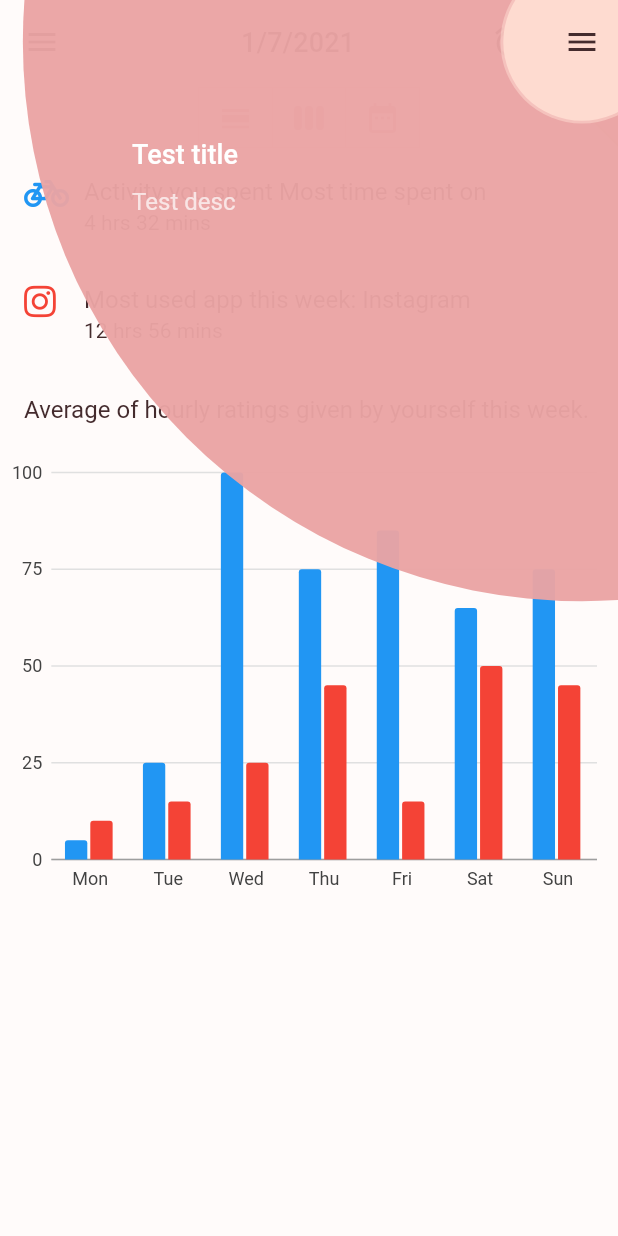
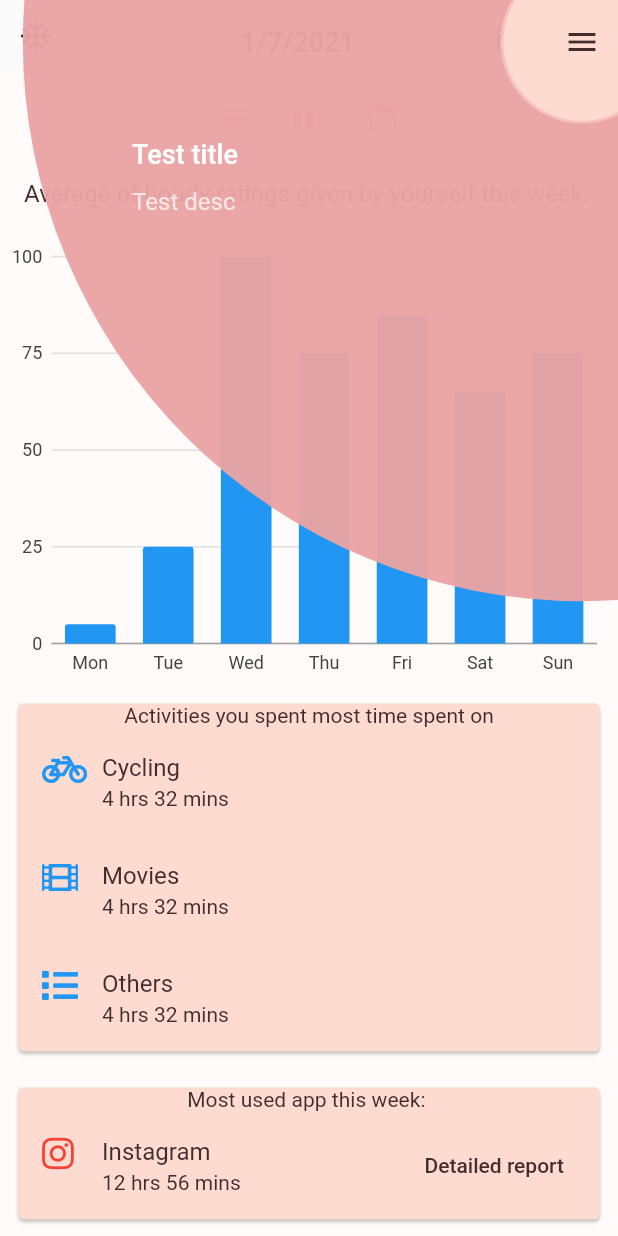
Before and after one commit to Birinder-Gill/rate_your_time_new, a Flutter app: the TestScreen screen opened directly, after a tap on "TRY", on a phone screen of 412 x 824 dp. Run offline on Flutter 3.47's test engine with Material 2 defaults, Android fonts, the phone set to English and light mode, and no system bars; our stand-ins replace charts_flutter, flutter_neumorphic, font_awesome_flutter, google_fonts, palette_generator; Roboto replaces fonts that are missing (Kanit).

Commit message:
11 -> (UI)

```diff
--- a/lib/home_screen.dart
+++ b/lib/home_screen.dart
@@ -1,10 +1,12 @@
 import 'dart:async';
+import 'dart:math';
 
 import 'package:flutter/cupertino.dart';
 import 'package:flutter/material.dart';
 import 'package:provider/provider.dart';
 import 'package:rate_your_time_new/alarms_screen.dart';
 import 'package:rate_your_time_new/hours_screens/day_view.dart';
+import 'package:rate_your_time_new/hours_screens/month_view.dart';
 import 'package:rate_your_time_new/hours_screens/week_view.dart';
 import 'package:rate_your_time_new/models/hours_model.dart';
 import 'package:rate_your_time_new/utils/constants.dart';
@@ -29,6 +31,8 @@ class _HomeScreenState extends State<HomeScreen>
   AnimationController _expandingController;
 
   bool firstDay = false;
+
+  int toggle =0;
 
   @override
   void restoreState(RestorationBucket oldBucket, bool initialRestore) {
@@ -89,7 +93,22 @@ class _HomeScreenState extends State<HomeScreen>
     model = Provider.of<HoursModel>(context);
     if (!model.loaded) model.getHours();
 
-    return backdrop();
+    return Stack(
+      children: [
+        backdrop(),
+        SafeArea(
+          child: Material(
+            child: IconButton(icon: Icon(Icons.ac_unit_sharp), onPressed: (){
+              if(toggle==3)toggle=1;
+              else toggle++;
+              setState(() {
+
+              });
+            }),
+          ),
+        )
+      ],
+    );
 
   }
 
@@ -106,14 +125,14 @@ class _HomeScreenState extends State<HomeScreen>
     pushTo(context, AlarmsScreen());
   }
 
-  backdrop() {
+  Widget backdrop() {
     final theme = Theme.of(context);
     return PageStatus(
       cartController: _controller,
       menuController: _expandingController,
       child: Backdrop(
           pickDate: pickDate,
-          frontLayer:true?WeekViewScreen() : DayViewScreen(model.hours, model.average, this.firstDay),
+          frontLayer:toggle==1?MonthView() :toggle==2? DayViewScreen(model.hours, model.average, this.firstDay):WeekViewScreen(),
           backLayer: Container(
             height: double.infinity,
             color: theme.primaryColor,
--- a/lib/hours_screens/week_view.dart
+++ b/lib/hours_screens/week_view.dart
@@ -14,23 +14,57 @@ class _WeekViewScreenState extends State<WeekViewScreen> {
       body: SingleChildScrollView(
         child: Column(
           children: [
+
+            ListTile(title: Text('Average of hourly ratings given by yourself this week.')),
+            Container(
+                height: 300,
+                child: GroupedBarChart.withSampleData()),
+            Padding(
+              padding: const EdgeInsets.all(8.0),
+              child: Card(
+                child: Column(
+                  children: [
+                    Text("Activities you spent most time spent on"),
                     ListTile(
                       horizontalTitleGap: 0,
-              title: Text("Activity you spent Most time spent on"),
+                      title: Text("Cycling"),
                       subtitle: Text('4 hrs 32 mins'),
                       leading: FaIcon(FontAwesomeIcons.bicycle,color: Colors.blue,),
                     ),
                     ListTile(
                       horizontalTitleGap: 0,
-              title: Text("Most used app this week: Instagram"),
+                      title: Text("Movies"),
+                      subtitle: Text('4 hrs 32 mins'),
+                      leading: FaIcon(FontAwesomeIcons.film,color: Colors.blue,),
+                    ),
+                    ListTile(
+                      horizontalTitleGap: 0,
+                      title: Text("Others"),
+                      subtitle: Text('4 hrs 32 mins'),
+                      leading: FaIcon(FontAwesomeIcons.list,color: Colors.blue,),
+                    ),
+                  ],
+                ),
+              ),
+            ),
+            Padding(
+              padding: const EdgeInsets.all(8.0),
+              child: Card(
+                child: Column(
+                  children: [
+                    Text('Most used app this week: '),
+                    ListTile(
+                      horizontalTitleGap: 0,
+                      title: Text("Instagram"),
                       subtitle: Text('12 hrs 56 mins'),
+                      trailing: TextButton(onPressed: () {  }, child: Text("Detailed report"),),
                       leading: FaIcon(FontAwesomeIcons.instagram,color: Colors.red,),
                     ),
-            ListTile(title: Text('Average of hourly ratings given by yourself this week.')),
-            Container(
-                height: 300,
-                child: GroupedBarChart.withSampleData())
-
+                  ],
+                ),
+              ),
+            ),
+                SizedBox(height: 24,)
           ],
         ),
       ),
--- a/lib/widgets/graphs/grouped_bar_graph.dart
+++ b/lib/widgets/graphs/grouped_bar_graph.dart
@@ -22,7 +22,7 @@ class GroupedBarChart extends StatelessWidget {
     return new charts.BarChart(
       seriesList,
       animate: animate,
-      barGroupingType: charts.BarGroupingType.grouped,
+      barGroupingType: charts.BarGroupingType.stacked,
     );
   }
 
@@ -56,12 +56,12 @@ class GroupedBarChart extends StatelessWidget {
         measureFn: (OrdinalSales sales, _) => sales.sales,
         data: desktopSalesData,
       ),
-      new charts.Series<OrdinalSales, String>(
-        id: 'Mobile',
-        domainFn: (OrdinalSales sales, _) => sales.year,
-        measureFn: (OrdinalSales sales, _) => sales.sales,
-        data: mobileSalesData,
-      ),
+      // new charts.Series<OrdinalSales, String>(
+      //   id: 'Mobile',
+      //   domainFn: (OrdinalSales sales, _) => sales.year,
+      //   measureFn: (OrdinalSales sales, _) => sales.sales,
+      //   data: mobileSalesData,
+      // ),
     ];
   }
 }
```
Also changed, not shown: lib/hours_screens/month_view.dart (added, +99 -0 lines). Lines whose indentation alone changed are shown as unchanged.
